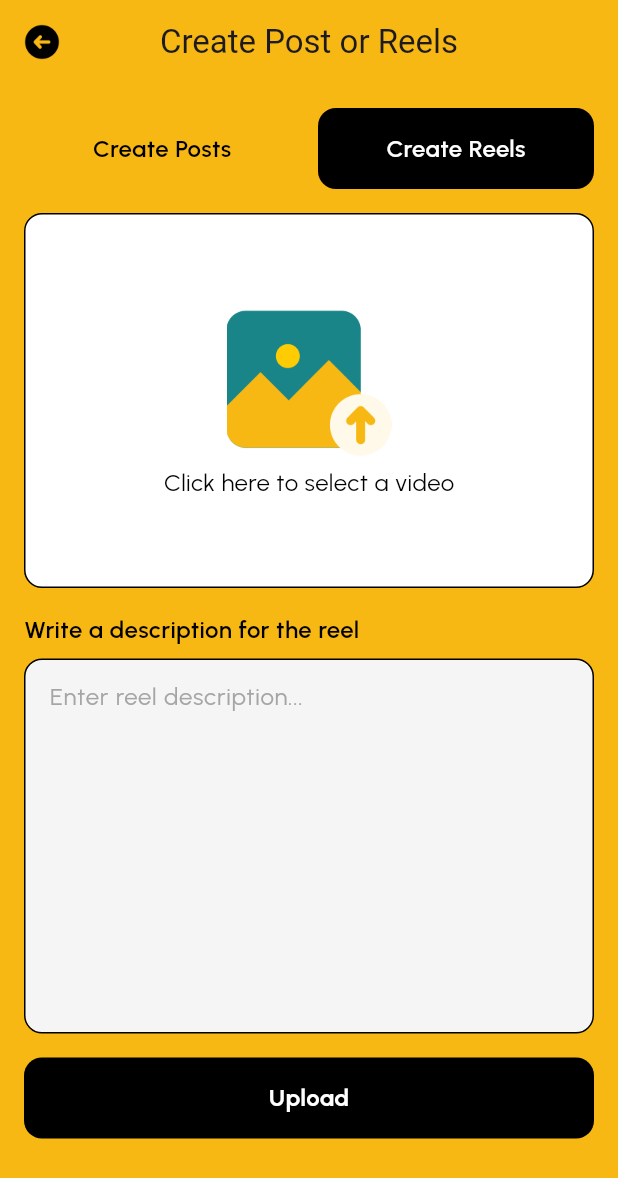
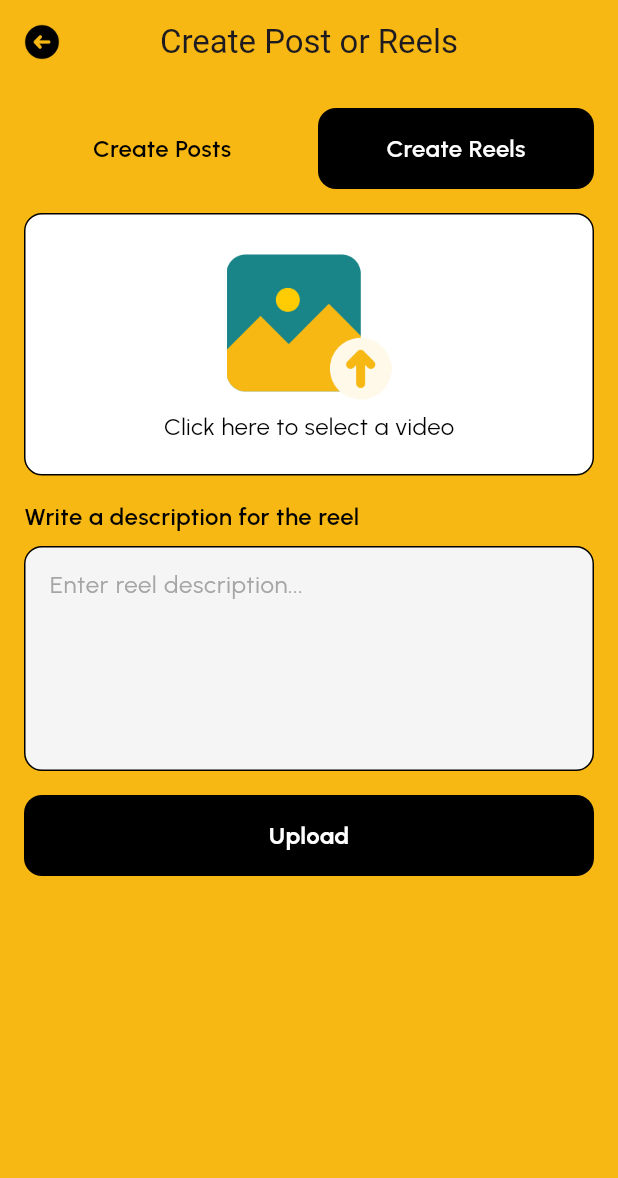
Before and after one commit to Alnur17/tails_date, a Flutter app: the UploadPostView screen opened by its route, after a tap on "Create Posts", after a tap on "Create Reels", on a phone screen of 412 x 824 dp. Shown: the top 1178 px of the screen. Run offline on Flutter 3.47's test engine with Material 3 defaults, Android fonts, the phone set to English and light mode, and no system bars; our stand-ins replace get, google_fonts, image_picker, pin_code_fields, share_plus, smooth_page_indicator and 1 more; network calls fail.

Commit message:
upload post has been modification

```diff
--- a/lib/app/modules/upload_post/views/upload_post_view.dart
+++ b/lib/app/modules/upload_post/views/upload_post_view.dart
@@ -102,7 +102,7 @@ class UploadPostView extends StatelessWidget {
                       ),
                       sh16,
                       Container(
-                        height: 300,
+                        height: 200,
                         width: double.infinity,
                         decoration: BoxDecoration(
                           borderRadius: BorderRadius.circular(12),
@@ -211,7 +211,7 @@ class UploadPostView extends StatelessWidget {
                     crossAxisAlignment: CrossAxisAlignment.start,
                     children: [
                       Container(
-                        height: 250,
+                        //padding: EdgeInsets.all(16),
                         width: double.infinity,
                         decoration: BoxDecoration(
                           borderRadius: BorderRadius.circular(12),
@@ -225,10 +225,12 @@ class UploadPostView extends StatelessWidget {
                               child: Column(
                                 mainAxisAlignment: MainAxisAlignment.center,
                                 children: [
+                                  sh20,
                                   Image.asset(AppImages.upload, scale: 4),
                                   sw8,
                                   Text('Click here to select a video',
                                       style: h4),
+                                  sh20,
                                 ],
                               ),
                             );
@@ -276,7 +278,7 @@ class UploadPostView extends StatelessWidget {
                       sh8,
                       CustomTextField(
                         controller: controller.postContentController,
-                        height: 250,
+                        height: 150,
                         borderColor: AppColors.black,
                         hintText: 'Enter reel description...',
                       ),
```
